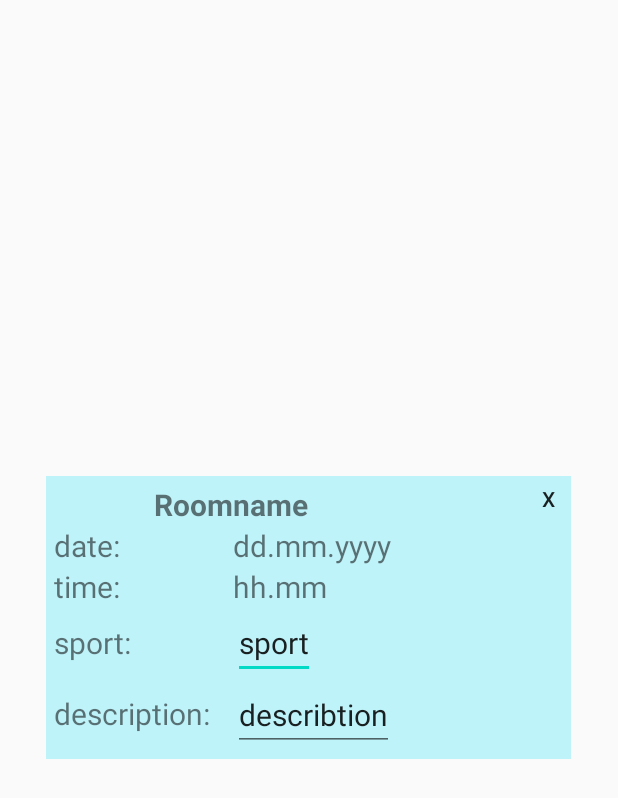
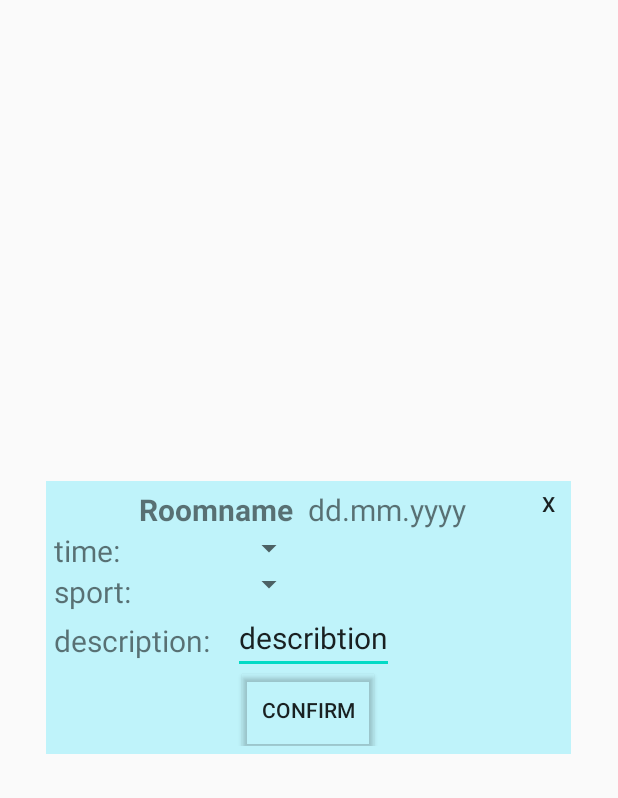
Before and after one commit to PauliAnt/Olioharkkatyo, an Android app: the layout reservation_edit_popup.xml on its own in the app's theme, with its tools: preview values and no code run, on a phone screen of 412 x 824 dp. Shown: the top 798 px of the screen. Run offline under Robolectric (Android 15) with nearby library versions, the phone set to English and light mode, and no system bars.

Commit message:
Kaikki alkaa toimii vitu nätisti, Omat varaukset muokkaus toimii. nopee klikki tiedot ja pitkä muokkaus

```diff
--- a/app/build.gradle
+++ b/app/build.gradle
@@ -6,7 +6,7 @@ android {
 
     defaultConfig {
         applicationId "com.example.olioharkkaty"
-        minSdkVersion 26
+        minSdkVersion 23
         targetSdkVersion 29
         versionCode 1
         versionName "1.0"
--- a/app/src/main/java/com/example/olioharkkaty/CalendarActivity.java
+++ b/app/src/main/java/com/example/olioharkkaty/CalendarActivity.java
@@ -50,7 +50,7 @@ public class CalendarActivity extends AppCompatActivity {
         calendarView.setOnDateChangeListener(new CalendarView.OnDateChangeListener() {
             @Override
             public void onSelectedDayChange(@NonNull CalendarView view, int year, int month, int dayOfMonth) {
-                date = String.format("%02d.%02d.%04d",dayOfMonth,month,year);
+                date = String.format("%02d.%02d.%04d",dayOfMonth,month+1,year);
             }
         });
     }
--- a/app/src/main/res/layout/reservation_edit_popup.xml
+++ b/app/src/main/res/layout/reservation_edit_popup.xml
@@ -22,12 +22,20 @@
             android:textStyle="bold"
             android:textSize="20dp"
             android:id="@+id/roomname"/>
+        <TextView
+            android:layout_width="wrap_content"
+            android:layout_height="wrap_content"
+            android:text="dd.mm.yyyy"
+            android:id="@+id/editdate"
+            android:textSize="20dp"
+            android:layout_marginStart="10dp"
+            android:layout_toEndOf="@+id/roomname"/>
 
         <Button
             android:id="@+id/backbutton"
             android:layout_width="wrap_content"
             android:layout_height="wrap_content"
-            android:layout_marginStart="150dp"
+            android:layout_marginStart="160dp"
             android:layout_toEndOf="@id/roomname"
             android:background="@android:color/transparent"
             android:minWidth="20dp"
@@ -44,12 +52,6 @@
             <TextView
                 android:layout_width="wrap_content"
                 android:layout_height="wrap_content"
-                android:text="date:"
-                android:id="@+id/date"
-                android:textSize="20dp"/>
-            <TextView
-                android:layout_width="wrap_content"
-                android:layout_height="wrap_content"
                 android:text="time:"
                 android:id="@+id/time"
                 android:layout_below="@+id/date"
@@ -57,7 +59,6 @@
             <TextView
                 android:layout_width="wrap_content"
                 android:layout_height="wrap_content"
-                android:layout_marginTop="10dp"
                 android:text="sport:"
                 android:layout_below="@+id/time"
                 android:id="@+id/sport"
@@ -67,7 +68,7 @@
                 android:layout_height="wrap_content"
                 android:text="description:"
                 android:textSize="20dp"
-                android:layout_marginTop="20dp"
+                android:layout_marginTop="5dp"
                 android:id="@+id/desc"
                 android:layout_below="@+id/sport"/>
         </RelativeLayout>
@@ -76,20 +77,13 @@
             android:layout_height="wrap_content"
             android:layout_marginStart="15dp"
             android:layout_toEndOf="@id/firstview">
-            <TextView
+
+            <Spinner
+                android:id="@+id/edittime"
                 android:layout_width="wrap_content"
                 android:layout_height="wrap_content"
-                android:text="dd.mm.yyyy"
-                android:id="@+id/editdate"
-                android:textSize="20dp"/>
-            <TextView
-                android:layout_width="wrap_content"
-                android:layout_height="wrap_content"
-                android:id="@+id/edittime"
-                android:layout_below="@+id/editdate"
-                android:text="hh.mm"
-                android:textSize="20dp"/>
-            <EditText
+                android:textSize="20dp" />
+            <Spinner
                 android:layout_width="wrap_content"
                 android:layout_height="wrap_content"
                 android:textSize="20dp"
@@ -102,7 +96,18 @@
                 android:textSize="20dp"
                 android:layout_below="@+id/editsport"
                 android:id="@+id/editdesc"
+                android:minWidth="100dp"
                 android:text="describtion"/>
         </RelativeLayout>
     </RelativeLayout>
+
+    <Button
+        android:id="@+id/confirmbutton"
+        android:layout_width="wrap_content"
+        android:layout_height="wrap_content"
+        android:layout_gravity="center"
+        android:background="@android:color/transparent"
+        android:outlineProvider="bounds"
+        android:text="Confirm" />
+
 </LinearLayout>
```
Also changed, not shown: app/src/main/java/com/example/olioharkkaty/Hall.java (+39 -8 lines), app/src/main/java/com/example/olioharkkaty/MyReservationsActivity.java (+100 -14 lines), app/src/main/java/com/example/olioharkkaty/Reservation.java (+11 -2 lines), app/src/main/java/com/example/olioharkkaty/ReservationActivity.java (+9 -10 lines), app/src/main/java/com/example/olioharkkaty/Room.java (+8 -0 lines). Lines whose indentation alone changed are shown as unchanged.
